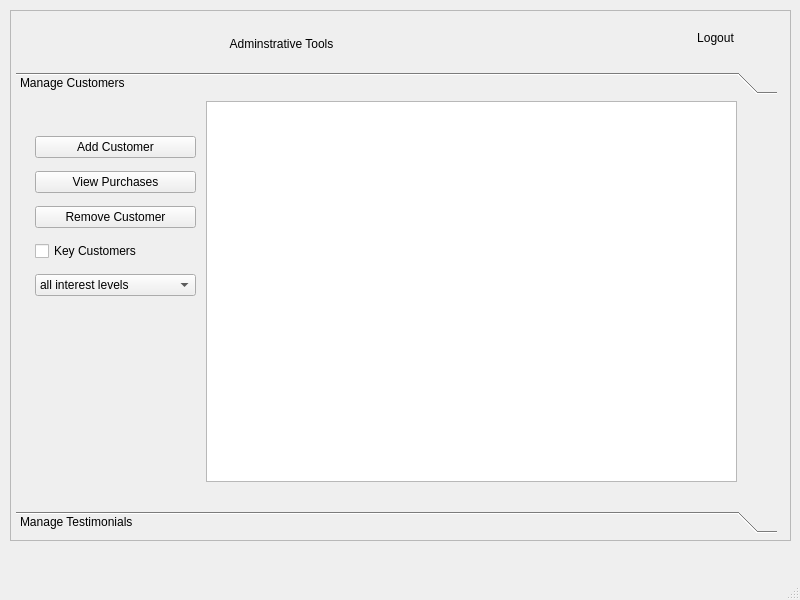
Old version of the form forms/MainWindow.ui in the repository tigerjpg/cybersecurity.
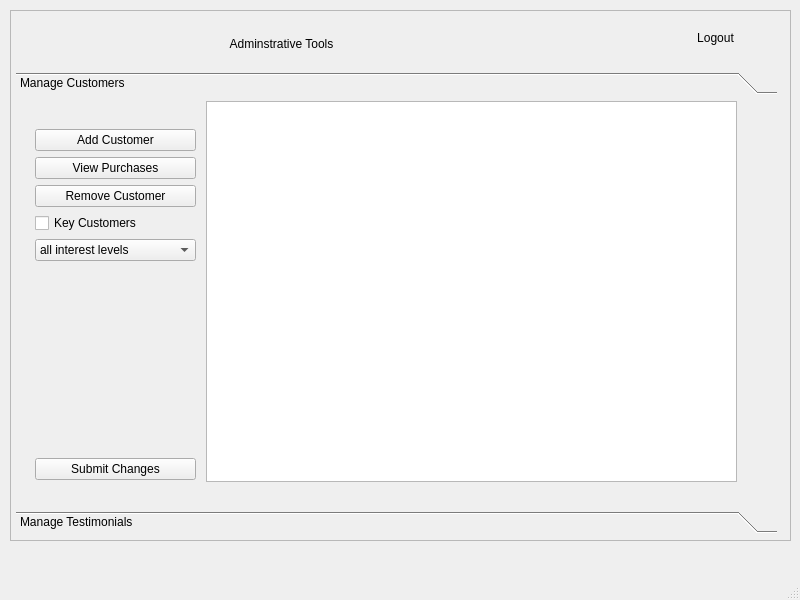
New version of the form. The open tabs and pages were chosen to show the change.

```diff
--- a/forms/MainWindow.ui
+++ b/forms/MainWindow.ui
@@ -526,7 +526,7 @@
            <x>19</x>
            <y>29</y>
            <width>161</width>
-           <height>175</height>
+           <height>351</height>
           </rect>
          </property>
          <layout class="QVBoxLayout" name="verticalLayout_2">
@@ -582,6 +582,26 @@
             </item>
            </widget>
           </item>
+          <item>
+           <spacer name="verticalSpacer_3">
+            <property name="orientation">
+             <enum>Qt::Vertical</enum>
+            </property>
+            <property name="sizeHint" stdset="0">
+             <size>
+              <width>20</width>
+              <height>40</height>
+             </size>
+            </property>
+           </spacer>
+          </item>
+          <item>
+           <widget class="QPushButton" name="customer_submit_changes_button">
+            <property name="text">
+             <string>Submit Changes</string>
+            </property>
+           </widget>
+          </item>
          </layout>
         </widget>
        </widget>
```
Left out of the diff: 14 changed lines with no effect on the pictures.
